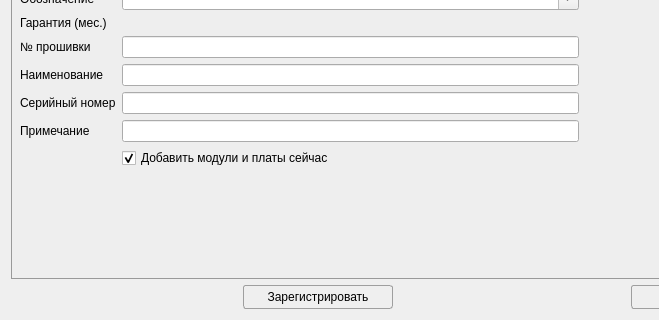
AlexeyScherbakov2021/Remont2, file Remont/createmodwindow.ui: the form before one commit; both pictures show x 0 to 659 and y 198 to 518 of the 1024 by 518 pixel window.
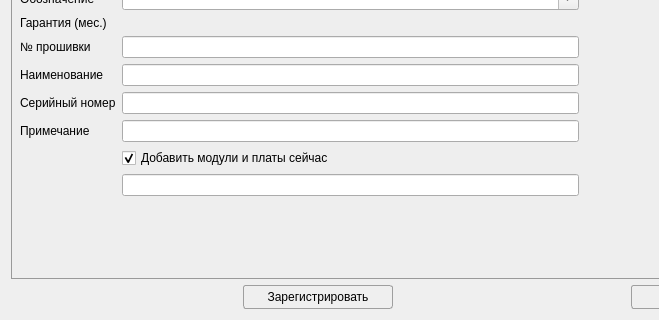
The form after the commit. Icons and pictures are not drawn. Custom widgets are drawn as their Qt base class.

Patch:
```diff
--- a/Remont/createmodwindow.ui
+++ b/Remont/createmodwindow.ui
@@ -314,6 +314,9 @@
              <item row="10" column="1">
               <widget class="QLineEdit" name="leDescript"/>
              </item>
+             <item row="12" column="1">
+              <widget class="QLineEdit" name="lineEdit"/>
+             </item>
             </layout>
            </item>
           </layout>
```
